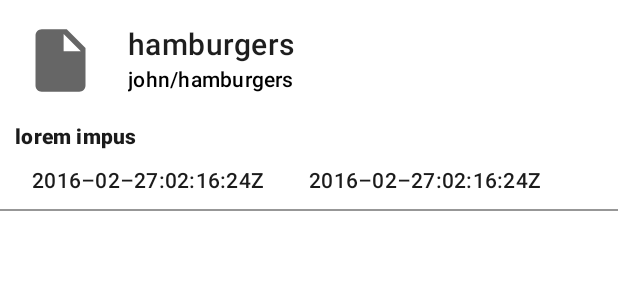
After one commit to gharynsl123/Pahlawan_Nasional, an Android app: the layout row_item_repo.xml on its own in the app's theme, with its tools: preview values and no code run, on a phone screen of 412 x 824 dp. The commit adds this screen. Shown: the top 300 px of the screen. Run offline under Robolectric (Android 15) with nearby library versions, the phone set to English and light mode, and no system bars.

Commit message:
10 August 10:16

```diff
--- a/app/src/main/java/com/example/pahlawannasional/ui/listuser/ListUserActivity.kt
+++ b/app/src/main/java/com/example/pahlawannasional/ui/listuser/ListUserActivity.kt
@@ -35,4 +35,5 @@ class ListUserActivity : AppCompatActivity() {
         onBackPressed()
         return true
     }
+
 }
--- /dev/null
+++ b/app/src/main/res/drawable/ic_file.xml
@@ -0,0 +1,10 @@
+<vector xmlns:android="http://schemas.android.com/apk/res/android"
+    android:width="24dp"
+    android:height="24dp"
+    android:tint="?attr/colorControlNormal"
+    android:viewportWidth="24"
+    android:viewportHeight="24">
+  <path
+      android:fillColor="@android:color/white"
+      android:pathData="M6,2c-1.1,0 -1.99,0.9 -1.99,2L4,20c0,1.1 0.89,2 1.99,2L18,22c1.1,0 2,-0.9 2,-2L20,8l-6,-6L6,2zM13,9L13,3.5L18.5,9L13,9z"/>
+</vector>
--- a/app/src/main/res/layout/activity_search_user.xml
+++ b/app/src/main/res/layout/activity_search_user.xml
@@ -5,4 +5,10 @@
     android:layout_height="match_parent"
     tools:context=".ui.searchuser.SearchUserActivity">
 
+    <androidx.recyclerview.widget.RecyclerView
+        android:id="@+id/rvSearchUser"
+        android:layout_width="match_parent"
+        android:layout_height="match_parent"
+        tools:listitem="@layout/row_item_user"/>
+
 </androidx.constraintlayout.widget.ConstraintLayout>
--- /dev/null
+++ b/app/src/main/res/layout/row_item_repo.xml
@@ -0,0 +1,86 @@
+<?xml version="1.0" encoding="utf-8"?>
+<androidx.constraintlayout.widget.ConstraintLayout xmlns:android="http://schemas.android.com/apk/res/android"
+    xmlns:app="http://schemas.android.com/apk/res-auto"
+    android:layout_width="match_parent"
+    android:layout_height="wrap_content">
+
+    <ImageView
+        android:id="@+id/imgFile"
+        android:layout_width="50dp"
+        android:layout_height="50dp"
+        android:layout_margin="15dp"
+        android:src="@drawable/ic_file"
+        app:layout_constraintStart_toStartOf="parent"
+        app:layout_constraintTop_toTopOf="parent" />
+
+    <TextView
+        android:id="@+id/tvNameRepo"
+        style="@style/TextAppearance.Title"
+        android:layout_height="wrap_content"
+        android:layout_marginStart="20dp"
+        android:layout_marginTop="15dp"
+        android:text="@string/repo_name"
+        app:layout_constraintEnd_toEndOf="parent"
+        app:layout_constraintStart_toEndOf="@+id/imgFile"
+        app:layout_constraintTop_toTopOf="parent" />
+
+    <TextView
+        android:id="@+id/tvFullRepo"
+        style="@style/TextAppearance.Subtitle"
+        android:layout_width="0dp"
+        android:layout_height="wrap_content"
+        android:layout_marginStart="20dp"
+        android:text="@string/full_nameRepo"
+        app:layout_constraintEnd_toEndOf="parent"
+        app:layout_constraintStart_toEndOf="@+id/imgFile"
+        app:layout_constraintTop_toBottomOf="@+id/tvNameRepo" />
+
+    <TextView
+        android:id="@+id/tvvDescRepo"
+        style="@style/TextAppearance.Old"
+        android:layout_width="match_parent"
+        android:layout_height="wrap_content"
+        android:layout_marginHorizontal="10dp"
+        android:layout_marginTop="15dp"
+        android:ellipsize="end"
+        android:maxLines="1"
+        android:text="lorem impus"
+        app:layout_constraintTop_toBottomOf="@id/imgFile" />
+
+    <LinearLayout
+        android:id="@+id/llView"
+        android:layout_width="match_parent"
+        android:layout_height="wrap_content"
+        android:layout_marginTop="10dp"
+        android:gravity="center"
+        android:orientation="horizontal"
+        android:paddingHorizontal="10dp"
+        app:layout_constraintTop_toBottomOf="@id/tvvDescRepo">
+
+        <TextView
+            android:id="@+id/tvCreatedAt"
+            style="@style/TextAppearance.Domicile"
+            android:layout_width="wrap_content"
+            android:layout_height="wrap_content"
+            android:text="@string/createdRepo" />
+
+        <TextView
+            android:id="@+id/tvUpdate"
+            style="@style/TextAppearance.Domicile"
+            android:layout_width="wrap_content"
+            android:layout_height="wrap_content"
+            android:layout_marginHorizontal="30dp"
+            android:text="@string/UpdateAt" />
+
+    </LinearLayout>
+
+    <com.google.android.material.divider.MaterialDivider
+        android:id="@+id/divider"
+        android:layout_width="match_parent"
+        android:layout_height="1dp"
+        android:layout_marginTop="10dp"
+        app:dividerColor="#7C2B2B2B"
+        app:layout_constraintBottom_toBottomOf="parent"
+        app:layout_constraintTop_toBottomOf="@id/llView" />
+
+</androidx.constraintlayout.widget.ConstraintLayout>
--- a/app/src/main/res/values/strings.xml
+++ b/app/src/main/res/values/strings.xml
@@ -12,4 +12,10 @@
     <string name="UserSearch">Display Users search From API Github</string>
     <string name="DataRepoGithub">Display Repository Git From API Github</string>
     <string name="item_name_git">errfree</string>
+    <string name="text_total_count">total count</string>
+    <string name="full_nameRepo">john/hamburgers</string>
+    <string name="repo_name">hamburgers</string>
+    <string name="createdRepo">2016–02–27:02:16:24Z</string>
+    <string name="UpdateAt">2016–02–27:02:16:24Z</string>
+    <string name="PushAt">2016–02–27T02:16:24Z</string>
 </resources>
```
Also changed, not shown: app/src/main/java/com/example/pahlawannasional/data/respone/RepoRespone.kt (+11 -1 lines), app/src/main/java/com/example/pahlawannasional/ui/searchrepo/SearchRepoActivity.kt (+40 -7 lines), app/src/main/java/com/example/pahlawannasional/ui/searchrepo/SearchRepoAdapter.kt (added, +31 -0 lines), app/src/main/res/layout/activity_search_repo.xml (+15 -0 lines).
